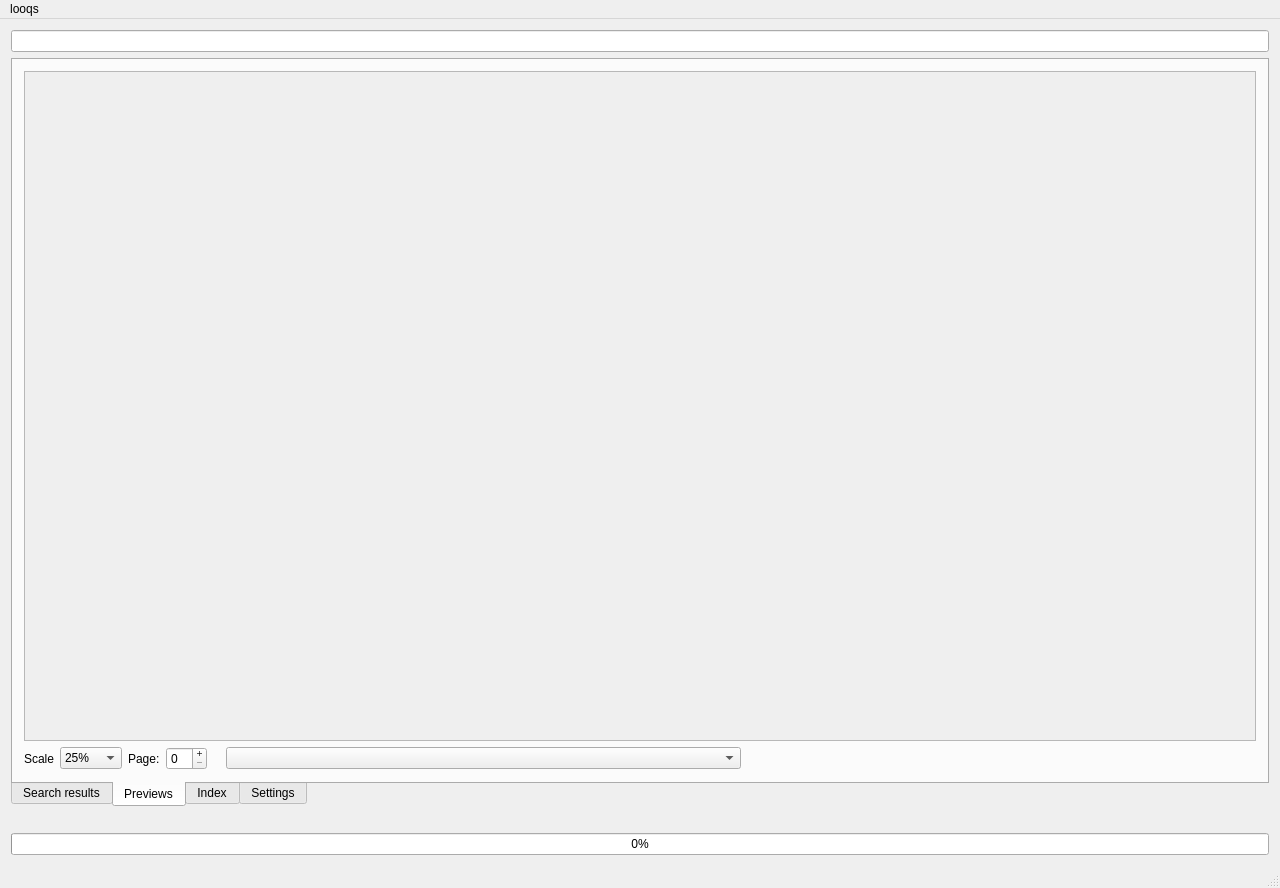
Above: gui/mainwindow.ui from quitesimpleorg/looqs before the change. Below: the same form after it.
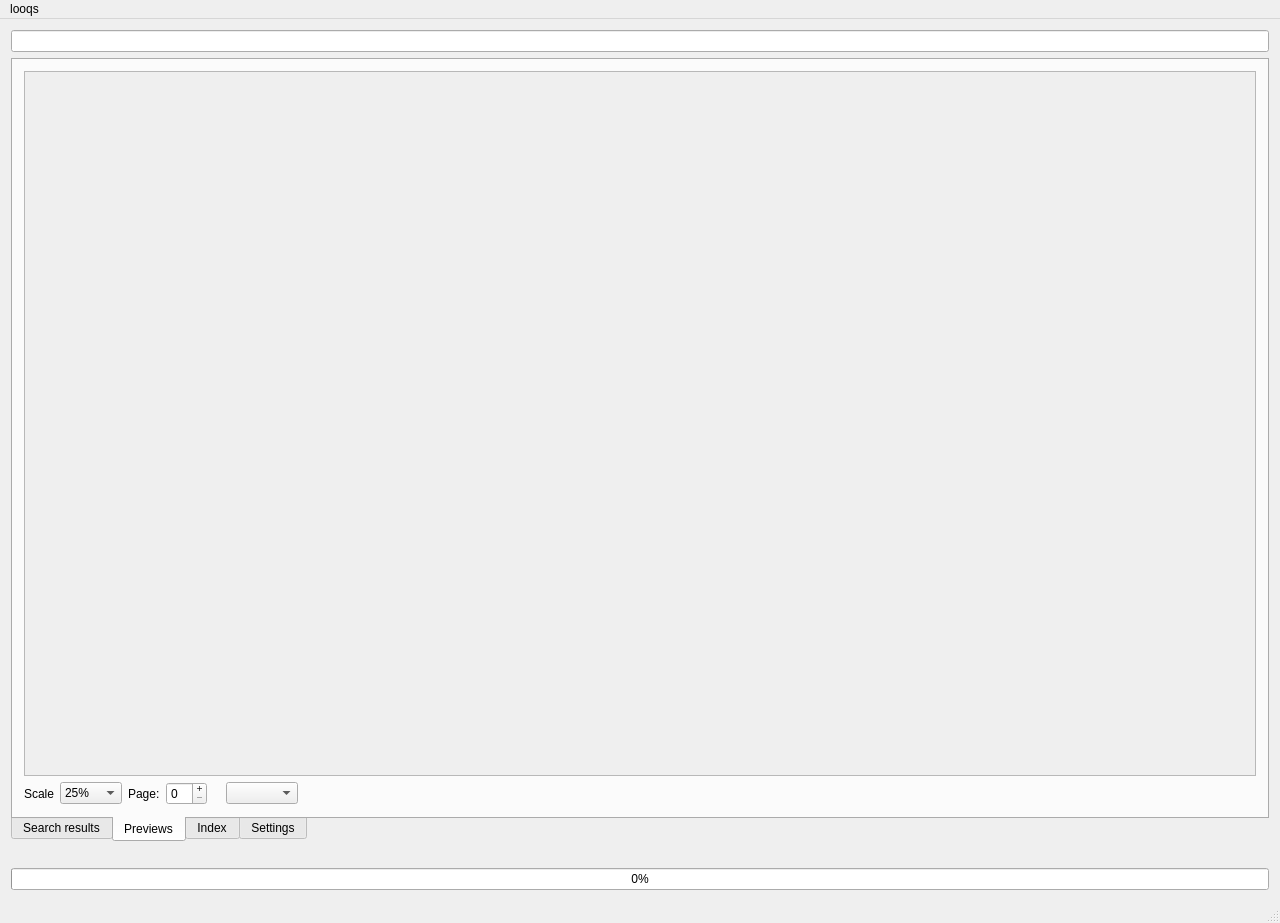
That is the form after the change. The open tabs and pages were chosen to show the change.

Commit message:
gui: mainwindow: Set comboPreviewFiles size policy to Maximum
The current expanding setting resizes, somehow, the mainwindow
when a path name is quite long.

```diff
--- a/gui/mainwindow.ui
+++ b/gui/mainwindow.ui
@@ -7,7 +7,7 @@
     <x>0</x>
     <y>0</y>
     <width>1280</width>
-    <height>888</height>
+    <height>923</height>
    </rect>
   </property>
   <property name="windowTitle">
@@ -82,7 +82,7 @@
              <x>0</x>
              <y>0</y>
              <width>1244</width>
-             <height>598</height>
+             <height>633</height>
             </rect>
            </property>
            <layout class="QHBoxLayout" name="horizontalLayout"/>
@@ -165,7 +165,7 @@
           <item>
            <widget class="QComboBox" name="comboPreviewFiles">
             <property name="sizePolicy">
-             <sizepolicy hsizetype="Expanding" vsizetype="Fixed">
+             <sizepolicy hsizetype="Maximum" vsizetype="Fixed">
               <horstretch>0</horstretch>
               <verstretch>0</verstretch>
              </sizepolicy>
```
Left out of the diff: 2 changed lines with no effect on the pictures.
